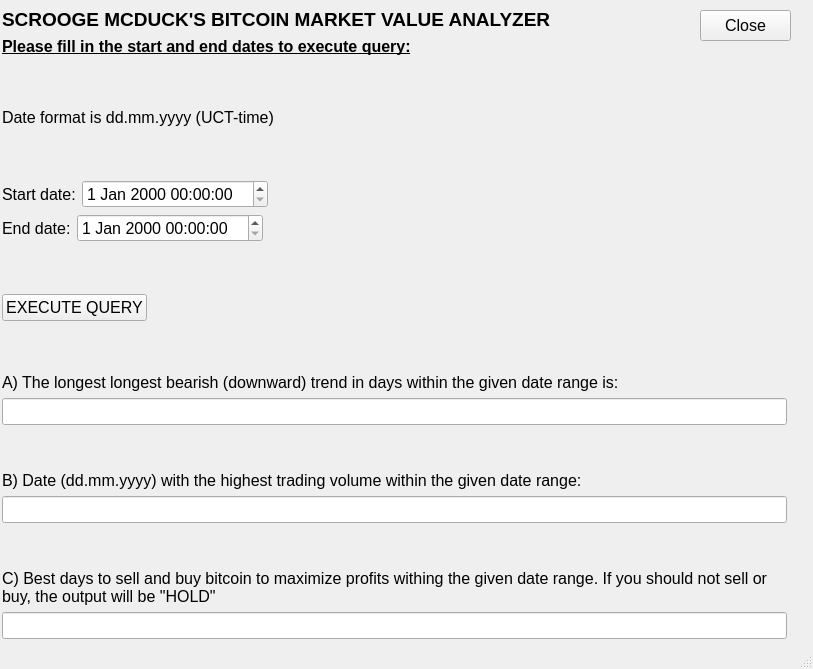
Before: the Qt Designer form bitcoinAnalyzer/mainui.ui in miikka0000/BitcoinAnalyzer, drawn with Qt 5.
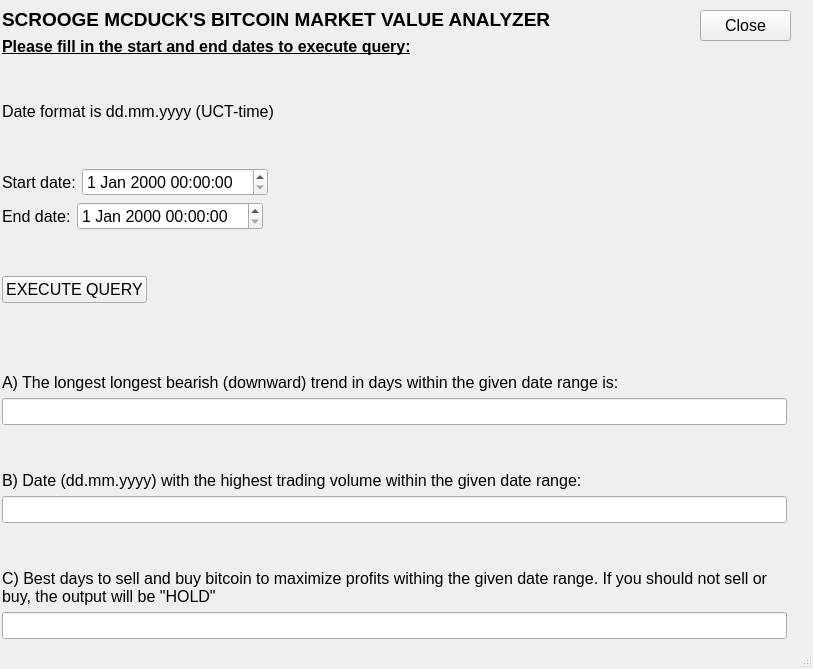
After: the same form once the commit is applied.

Commit message: implemented some bug fixes regarding the delta between startDate and endDate that the user inputs in the mainMenu GUI. Added some error messages to guide the user.

The edit to the form file:
```diff
--- a/bitcoinAnalyzer/mainui.ui
+++ b/bitcoinAnalyzer/mainui.ui
@@ -265,6 +265,19 @@
        </item>
       </layout>
      </item>
+     <item>
+      <widget class="QLabel" name="statusMessageLabel">
+       <property name="font">
+        <font>
+         <family>Arial</family>
+         <pointsize>12</pointsize>
+        </font>
+       </property>
+       <property name="text">
+        <string/>
+       </property>
+      </widget>
+     </item>
      <item>
       <spacer name="verticalSpacer_4">
        <property name="orientation">
```
Left out of the diff: 5 changed lines with no effect on the pictures. The commit also changes 1 other file.
